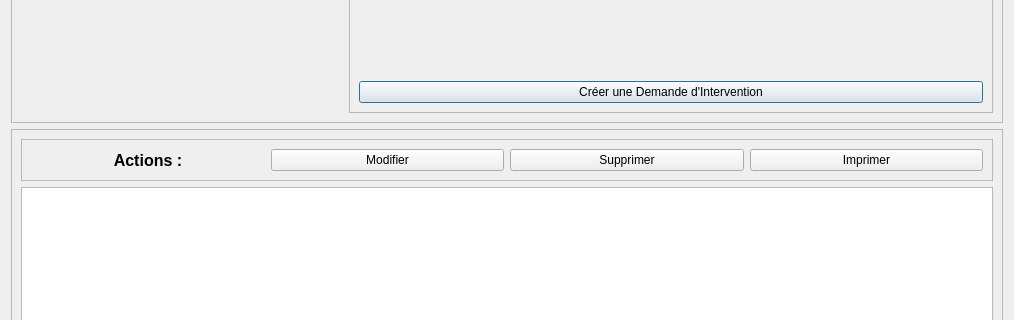
Before: the Qt Designer form Source/UI/DemandeInterventionUis/demandeInterventionList.ui in ahmedhamila/GMAO, drawn with Qt 5; both pictures show x 0 to 1014 and y 150 to 470 of the 1014 by 813 pixel window.
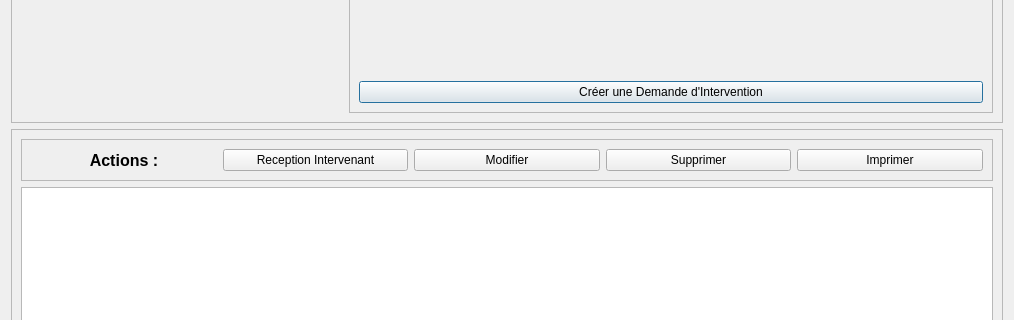
After: the same form once the commit is applied. Icons and pictures are not drawn.

Patch:
```diff
--- a/Source/UI/DemandeInterventionUis/demandeInterventionList.ui
+++ b/Source/UI/DemandeInterventionUis/demandeInterventionList.ui
@@ -139,6 +139,27 @@
            </property>
           </widget>
          </item>
+         <item>
+          <widget class="QPushButton" name="pushButton">
+           <property name="cursor">
+            <cursorShape>PointingHandCursor</cursorShape>
+           </property>
+           <property name="styleSheet">
+            <string notr="true">QPushButton{
+height : 20px;
+background-color :#00A8E8;
+}
+
+
+QPushButton:hover{
+	background-color: rgb(0, 92, 157);
+};</string>
+           </property>
+           <property name="text">
+            <string>Reception Intervenant</string>
+           </property>
+          </widget>
+         </item>
          <item>
           <widget class="QPushButton" name="ButtonModifier">
            <property name="cursor">
```
Left out of the diff: 6 changed lines with no effect on the pictures.
